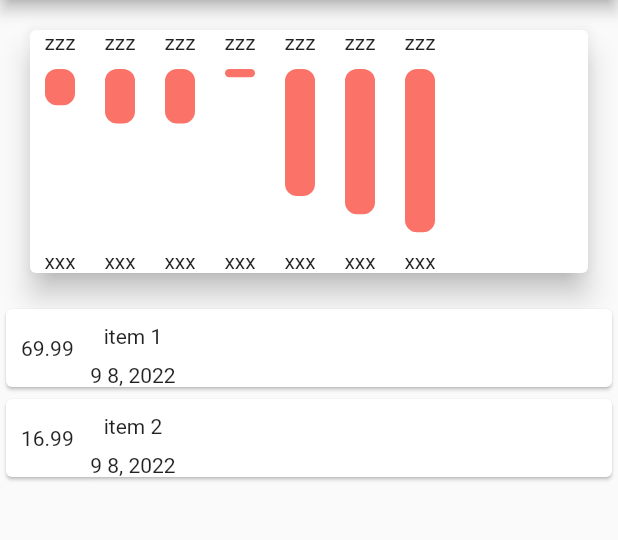
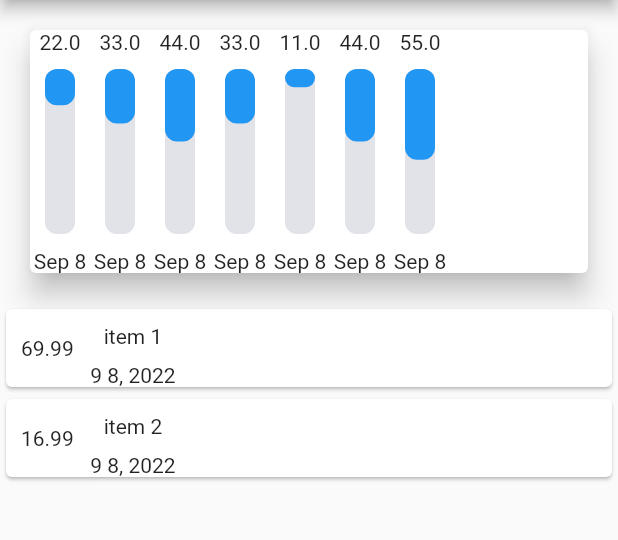
Before and after one commit to Existentio/expenses_accounting_app, a Flutter app: the screen it shows after launch, on a phone screen of 412 x 824 dp, the part 84-624 px from its top. Run offline on Flutter 3.47's test engine with Material 2 defaults, Android fonts, the light colour scheme and no system bars; drawn by our look-alikes of flutter_animation_progress_bar.

Commit message:
add new required fields to chart widget

```diff
--- a/lib/chart.dart
+++ b/lib/chart.dart
@@ -3,26 +3,32 @@ import 'package:flutter_animation_progress_bar/flutter_animation_progress_bar.da
 
 class Chart extends StatelessWidget {
   final double progressValue;
+  final double expenses;
+  final String date;
 
-  Chart(this.progressValue);
+  Chart(
+      {required this.expenses,
+      required this.progressValue,
+      required this.date});
 
   @override
   Widget build(BuildContext context) {
     return Column(
-      mainAxisAlignment: MainAxisAlignment.center,
       children: [
-        Text('zzz'),
+        Text(progressValue.toString()),
         Container(
           width: 20,
           margin: EdgeInsets.all(10),
           height: 110,
           child: FAProgressBar(
             direction: Axis.vertical,
+            progressColor: Colors.blue,
+            backgroundColor: const Color(0x4D9E9EB7),
             verticalDirection: VerticalDirection.down,
             currentValue: progressValue,
           ),
         ),
-        Text('xxx'),
+        Text(date),
       ],
     );
   }
--- a/lib/chart_container.dart
+++ b/lib/chart_container.dart
@@ -1,5 +1,6 @@
 import 'package:expenses_accounting_app/chart.dart';
 import 'package:flutter/material.dart';
+import 'package:intl/intl.dart';
 
 class ChartContainer extends StatelessWidget {
   @override
@@ -9,13 +10,59 @@ class ChartContainer extends StatelessWidget {
       elevation: 8,
       child: Row(
         children: [
-          Chart(22),
-          Chart(33),
-          Chart(33),
-          Chart(5),
-          Chart(77),
-          Chart(88),
-          Chart(99),
+          Chart(
+            expenses: 2,
+            progressValue: 22,
+            date: DateFormat.MMMd().format(
+              DateTime.now(),
+            ),
+          ),
+          Chart(
+            expenses: 2,
+            progressValue: 33,
+            date: DateFormat.MMMd().format(
+              DateTime.now(),
+            ),
+          ),
+          Chart(
+            expenses: 2,
+            progressValue: 44,
+            date: DateFormat.MMMd().format(
+              DateTime.now(),
+            ),
+          ),
+          Chart(
+            expenses: 2,
+            progressValue: 33,
+            date: DateFormat.MMMd().format(
+              DateTime.now(),
+            ),
+          ),
+          Chart(
+            expenses: 2,
+            progressValue: 11,
+            date: DateFormat.MMMd().format(
+              DateTime.now(),
+            ),
+          ),
+          Chart(
+            expenses: 2,
+            progressValue: 44,
+            date: DateFormat.MMMd().format(
+              DateTime.now(),
+            ),
+          ),
+          Chart(
+            expenses: 2,
+            progressValue: 55,
+            date: DateFormat.MMMd().format(
+              DateTime.now(),
+            ),
+          ),
+
+
+
+
         ],
       ),
     );
--- a/lib/main.dart
+++ b/lib/main.dart
@@ -17,7 +17,11 @@ class MyApp extends StatelessWidget {
 
 class MyHomePage extends StatelessWidget {
   final List<Transaction> transactions = [
-    Transaction(id: 't1', title: 'item 1', amount: 69.99, date: DateTime.now()),
+    Transaction(
+        id: 't1',
+        title: 'item 1',
+        amount: 69.99,
+        date: DateTime.now()),
     Transaction(id: 't2', title: 'item 2', amount: 16.99, date: DateTime.now())
   ];
 
--- a/pubspec.yaml
+++ b/pubspec.yaml
@@ -35,6 +35,7 @@ dependencies:
   # Use with the CupertinoIcons class for iOS style icons.
   cupertino_icons: ^1.0.2
   flutter_animation_progress_bar: ^2.2.1
+  intl: ^0.17.0
 
 dev_dependencies:
   flutter_test:
```
Also changed, not shown: pubspec.lock.
